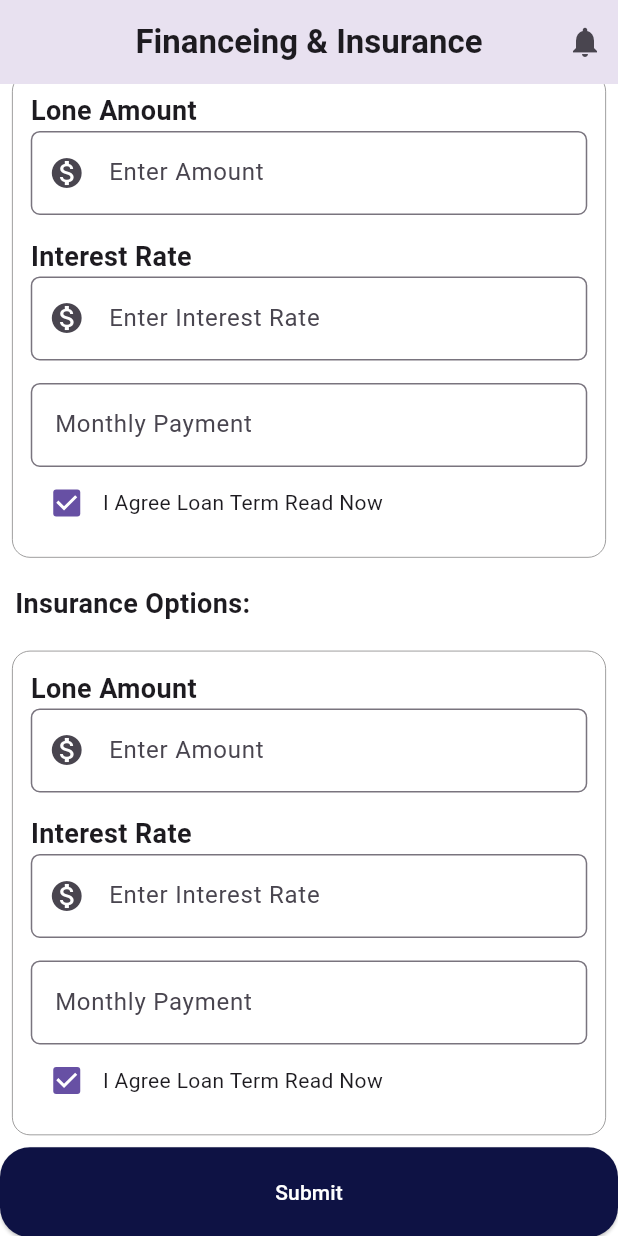
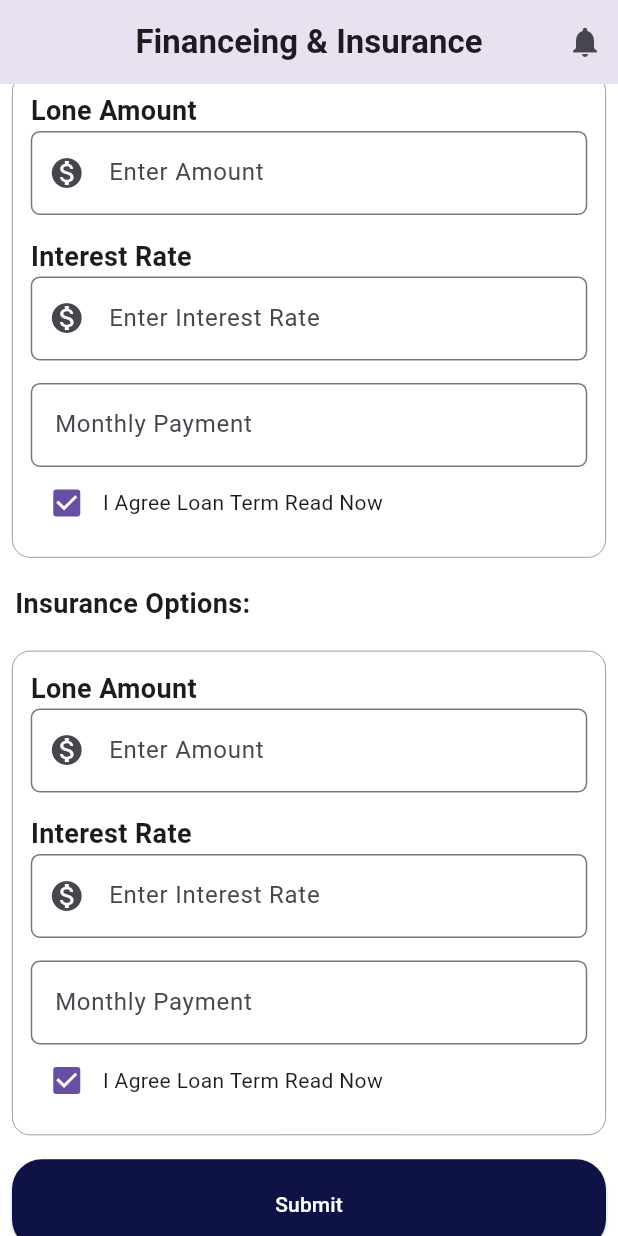
Before and after one commit to Tarikul69/car_01, a Flutter app: the finance screen opened directly, scrolled down 347 dp, on a phone screen of 412 x 824 dp. Run offline on Flutter 3.47's test engine with Material 3 defaults, Android fonts, the phone set to English and light mode, and no system bars; our stand-ins replace font_awesome_flutter, get; missing offline and left inert: onboarding.

Commit message:
Update- Notification

```diff
--- a/lib/widgets/finance/finance.dart
+++ b/lib/widgets/finance/finance.dart
@@ -1,5 +1,7 @@
+import 'package:car_01/widgets/finance/notification.dart';
 import 'package:car_01/widgets/inventory/inventory.dart';
 import 'package:flutter/material.dart';
+import 'package:get/get.dart';
 
 class finance extends StatelessWidget {
   const finance({super.key});
@@ -16,7 +18,11 @@
         actions: [
           Padding(
             padding: const EdgeInsets.fromLTRB(0, 0, 10, 0),
-            child: Icon(Icons.notifications),
+            child: InkWell(
+                onTap: () {
+                  Get.to(notification());
+                },
+                child: Icon(Icons.notifications)),
           )
         ],
       ),
@@ -213,7 +219,9 @@
                   ),
                 ),
               ),
-              ElevatedButton(
+              Padding(
+                padding: const EdgeInsets.all(8.0),
+                child: ElevatedButton(
                   onPressed: () {},
                   child: Text(
                     "Submit",
@@ -227,6 +235,7 @@
                     ),
                     // padding: EdgeInsets.all(0),
                   ),
+                ),
               )
             ],
           ),
```
Also changed, not shown: lib/widgets/finance/notification.dart (added, +33 -0 lines). Lines whose indentation alone changed are shown as unchanged.
